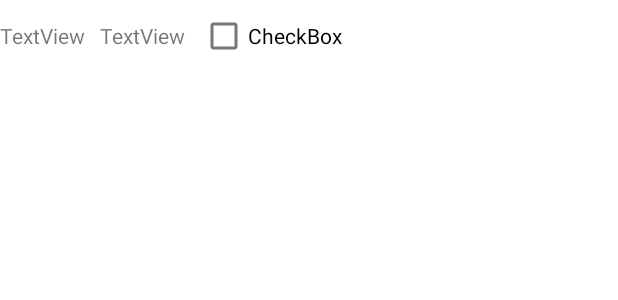
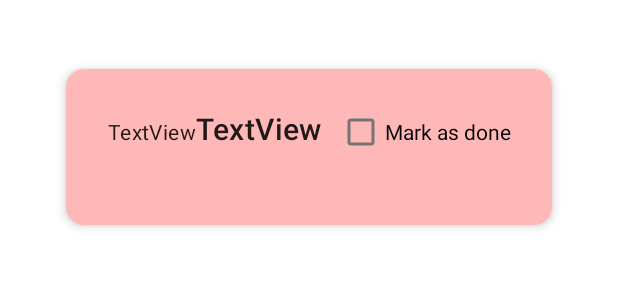
Before and after one commit to MobileAppDevelopmentKYL/ProdApp, an Android app built with Jetpack Compose: the layout list_item_todo.xml on its own in the app's theme, with its tools: preview values and no code run, on a phone screen of 412 x 824 dp. Shown: the top 300 px of the screen. Run offline under Robolectric (Android 15) with nearby library versions, the phone set to English and light mode, and no system bars.

Commit message:
Added a card view

```diff
--- a/app/src/main/res/layout/list_item_todo.xml
+++ b/app/src/main/res/layout/list_item_todo.xml
@@ -1,28 +1,57 @@
 <?xml version="1.0" encoding="utf-8"?>
-<LinearLayout xmlns:app="http://schemas.android.com/apk/res-auto"
+<LinearLayout xmlns:android="http://schemas.android.com/apk/res/android"
+    xmlns:app="http://schemas.android.com/apk/res-auto"
     xmlns:tools="http://schemas.android.com/tools"
-    xmlns:android="http://schemas.android.com/apk/res/android"
-    android:layout_width="wrap_content"
+    android:layout_width="match_parent"
     android:layout_height="wrap_content"
+    app:cardCornerRadius="12dp"
+    app:cardUseCompatPadding="true"
+    app:cardElevation="4dp"
+    android:layout_margin="18dp"
     android:orientation="horizontal">
 
-    <TextView
-        android:id="@+id/todoDescriptionText"
+
+    <androidx.cardview.widget.CardView
+
+        android:layout_width="match_parent"
+        android:layout_height="wrap_content"
+        android:layout_margin="18dp"
+        app:cardBackgroundColor="#FFB8B8"
+        app:cardCornerRadius="12dp"
+        app:cardElevation="4dp"
+        app:cardUseCompatPadding="true">
+
+        <LinearLayout
+            android:id="@+id/fragmentTodoListLayout"
             android:layout_width="wrap_content"
-        android:layout_height="wrap_content"
-        android:text="TextView" />
+            android:layout_height="68dp"
+            android:layout_margin="18dp">
 
             <TextView
                 android:id="@+id/todoTitleText"
                 android:layout_width="wrap_content"
                 android:layout_height="wrap_content"
                 android:layout_marginStart="10dp"
-        android:text="TextView" />
+                android:text="TextView"
+                android:textAppearance="?attr/textAppearanceBody2" />
+
+            <TextView
+                android:id="@+id/todoDescriptionText"
+                android:layout_width="wrap_content"
+                android:layout_height="wrap_content"
+                android:text="TextView"
+                android:textAppearance="?attr/textAppearanceHeadline6" />
 
             <CheckBox
                 android:id="@+id/todoCheckBox"
-        android:layout_width="wrap_content"
+                android:layout_width="201dp"
                 android:layout_height="wrap_content"
                 android:layout_marginStart="10dp"
-        android:text="CheckBox" />
+
+                android:text="Mark as done" />
+
         </LinearLayout>
+    </androidx.cardview.widget.CardView>
+
+
+</LinearLayout>
```
Lines whose indentation alone changed are shown as unchanged.
